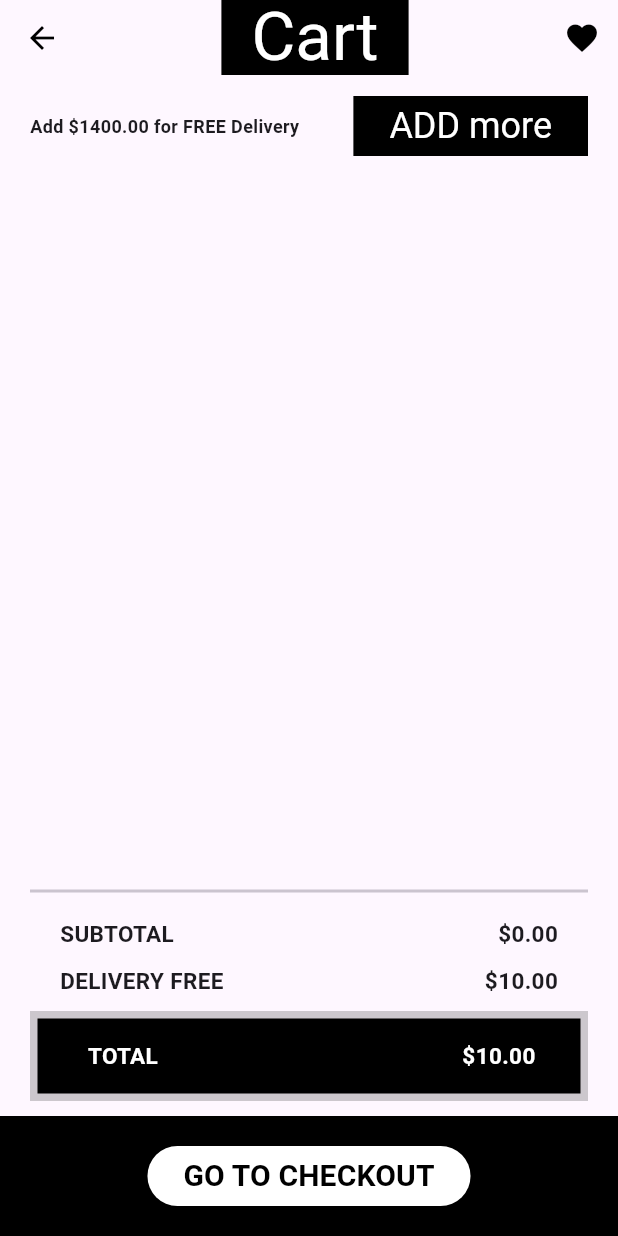
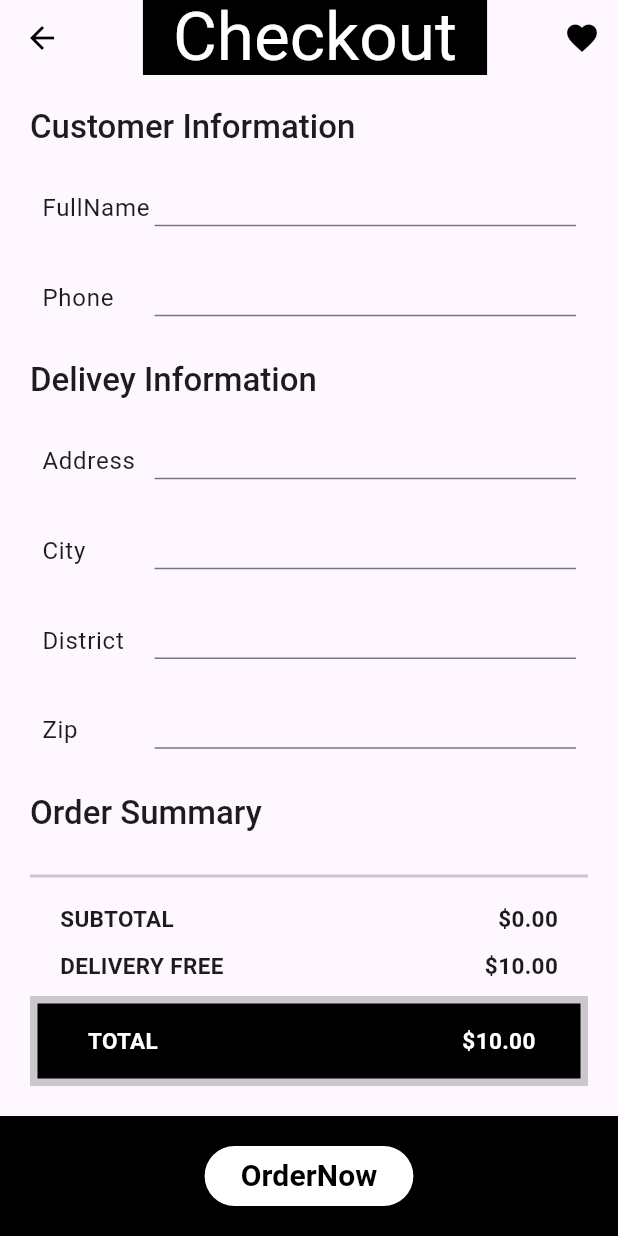
Before and after one commit to bavertalantimur/book_donate-flutter, a Flutter app: the CartScreen screen opened by its route, after a tap on "GO TO CHECKOUT", on a phone screen of 412 x 824 dp. Run offline on Flutter 3.47's test engine with Material 3 defaults, Android fonts, the phone set to English and light mode, and no system bars; our stand-ins replace bloc, carousel_slider, cloud_firestore, equatable, firebase_auth, firebase_core and 1 more; accounts and stored records are empty.

Commit message:
checkout screen and firebase process

```diff
--- /dev/null
+++ b/lib/blocs/checkout/checkout_bloc.dart
@@ -0,0 +1,90 @@
+import 'dart:async';
+
+import 'package:bloc/bloc.dart';
+import 'package:equatable/equatable.dart';
+import 'package:flutter_test_application/blocs/cart/cart_bloc.dart';
+import 'package:flutter_test_application/models/cart_model.dart';
+import 'package:flutter_test_application/models/models.dart';
+import 'package:flutter_test_application/repositories/checkout/checkout_repository.dart';
+
+part 'checkout_event.dart';
+part 'checkout_state.dart';
+
+class CheckoutBloc extends Bloc<CheckoutEvent, CheckoutState> {
+  final CartBloc _cartBloc;
+  final CheckoutRepository _checkoutRepository;
+  StreamSubscription? _cartSubscription;
+  StreamSubscription? _checkoutSubscription;
+
+  CheckoutBloc({
+    required CartBloc cartBloc,
+    required CheckoutRepository checkoutRepository,
+  })  : _cartBloc = cartBloc,
+        _checkoutRepository = checkoutRepository,
+        super(
+          cartBloc.state is CartLoaded
+              ? CheckoutLoaded(
+                  products: (cartBloc.state as CartLoaded).cart.products,
+                  deliveryFee:
+                      (cartBloc.state as CartLoaded).cart.deliveryFeeString,
+                  subtotal: (cartBloc.state as CartLoaded).cart.subtotalString,
+                  total: (cartBloc.state as CartLoaded).cart.totalString,
+                )
+              : CheckoutLoading(),
+        ) {
+    on<UpdateCheckout>(_onUpdateCheckout);
+    on<ConfirmCheckout>(_onConfirmCheckout);
+
+    _cartSubscription = _cartBloc.stream.listen(
+      (state) {
+        if (state is CartLoaded)
+          add(
+            UpdateCheckout(cart: state.cart),
+          );
+      },
+    );
+  }
+
+  void _onUpdateCheckout(
+    UpdateCheckout event,
+    Emitter<CheckoutState> emit,
+  ) {
+    if (this.state is CheckoutLoaded) {
+      final state = this.state as CheckoutLoaded;
+      emit(
+        CheckoutLoaded(
+          fullName: event.fullName ?? state.fullName,
+          phone: event.phone ?? state.phone,
+          products: event.cart?.products ?? state.products,
+          deliveryFee: event.cart?.deliveryFeeString ?? state.deliveryFee,
+          subtotal: event.cart?.subtotalString ?? state.subtotal,
+          total: event.cart?.totalString ?? state.total,
+          address: event.address ?? state.address,
+          city: event.city ?? state.city,
+          district: event.district ?? state.district,
+          zipCode: event.zipCode ?? state.zipCode,
+        ),
+      );
+    }
+  }
+
+  void _onConfirmCheckout(
+    ConfirmCheckout event,
+    Emitter<CheckoutState> emit,
+  ) async {
+    _checkoutSubscription?.cancel();
+    if (this.state is CheckoutLoaded) {
+      try {
+        await _checkoutRepository.addCheckout(event.checkout);
+        print('Done');
+        emit(CheckoutLoading());
+      } catch (_) {}
+    }
+  }
+
+  @override
+  Future<void> close() {
+    _cartSubscription?.cancel();
+    return super.close();
+  }
+}
--- /dev/null
+++ b/lib/blocs/checkout/checkout_event.dart
@@ -0,0 +1,48 @@
+part of 'checkout_bloc.dart';
+
+sealed class CheckoutEvent extends Equatable {
+  const CheckoutEvent();
+
+  @override
+  List<Object?> get props => [];
+}
+
+class UpdateCheckout extends CheckoutEvent {
+  final String? fullName;
+  final String? phone;
+  final String? address;
+  final String? city;
+  final String? district;
+  final String? zipCode;
+  final Cart? cart;
+
+  UpdateCheckout({
+    this.fullName,
+    this.phone,
+    this.address,
+    this.city,
+    this.district,
+    this.zipCode,
+    this.cart,
+  });
+
+  @override
+  List<Object?> get props => [
+        fullName,
+        phone,
+        address,
+        city,
+        district,
+        zipCode,
+        cart,
+      ];
+}
+
+class ConfirmCheckout extends CheckoutEvent {
+  final Checkout checkout;
+
+  const ConfirmCheckout({required this.checkout});
+
+  @override
+  List<Object?> get props => [checkout];
+}
--- /dev/null
+++ b/lib/blocs/checkout/checkout_state.dart
@@ -0,0 +1,60 @@
+part of 'checkout_bloc.dart';
+
+sealed class CheckoutState extends Equatable {
+  const CheckoutState();
+
+  @override
+  List<Object?> get props => [];
+}
+
+final class CheckoutLoading extends CheckoutState {}
+
+final class CheckoutLoaded extends CheckoutState {
+  final String? fullName;
+  final String? phone;
+  final String? address;
+  final String? city;
+  final String? district;
+  final String? zipCode;
+  final List<Product>? products;
+  final String? subtotal;
+  final String? deliveryFee;
+  final String? total;
+  final Checkout checkout;
+
+  CheckoutLoaded(
+      {this.fullName,
+      this.phone,
+      this.address,
+      this.city,
+      this.district,
+      this.zipCode,
+      this.products,
+      this.subtotal,
+      this.deliveryFee,
+      this.total})
+      : checkout = Checkout(
+            fullName: fullName,
+            phone: phone,
+            address: address,
+            city: city,
+            district: district,
+            zipCode: zipCode,
+            products: products,
+            subtotal: subtotal,
+            deliveryFee: deliveryFee,
+            total: total);
+  @override
+  List<Object?> get props => [
+        fullName,
+        phone,
+        address,
+        city,
+        district,
+        zipCode,
+        products,
+        subtotal,
+        deliveryFee,
+        total,
+      ];
+}
--- a/lib/config/app_router.dart
+++ b/lib/config/app_router.dart
@@ -19,7 +19,7 @@ class AppRouter {
         return WishListScreen.route();
       case CatalogScreen.routeName:
         return CatalogScreen.route(category: settings.arguments as Category);
-      case CheckoutScreen.routeName;
+      case CheckoutScreen.routeName:
         return CheckoutScreen.route();
       default:
         return _errorRoute();
--- a/lib/main.dart
+++ b/lib/main.dart
@@ -1,5 +1,6 @@
 import 'package:firebase_auth/firebase_auth.dart';
 import 'package:flutter_test_application/blocs/cart/cart_bloc.dart';
+import 'package:flutter_test_application/blocs/checkout/checkout_bloc.dart';
 import 'package:flutter_test_application/blocs/wishlist/wishlist_bloc.dart';
 import 'package:flutter_test_application/config/app_router.dart';
 import 'package:flutter_test_application/forgot_pw_page.dart';
@@ -8,6 +9,7 @@ import 'package:flutter_test_application/login_page.dart';
 import 'package:flutter/material.dart';
 
 import 'package:firebase_core/firebase_core.dart';
+import 'package:flutter_test_application/repositories/checkout/checkout_repository.dart';
 import 'package:flutter_test_application/screens/screens.dart';
 import 'package:flutter_test_application/sign_up.dart';
 import 'blocs/category/category_bloc.dart';
@@ -46,6 +48,12 @@ class MyApp extends StatelessWidget {
             productRepository: ProductRepository(),
           )..add(LoadProducts()),
         ),
+        BlocProvider(
+          create: (context) => CheckoutBloc(
+            cartBloc: context.read<CartBloc>(),
+            checkoutRepository: CheckoutRepository(),
+          ),
+        ),
       ],
       child: MaterialApp(
         title: 'Flutter Demo',
--- /dev/null
+++ b/lib/models/checkout_model.dart
@@ -0,0 +1,58 @@
+import 'package:equatable/equatable.dart';
+import 'package:flutter_test_application/models/models.dart';
+
+class Checkout extends Equatable {
+  final String? fullName;
+  final String? phone;
+  final String? address;
+  final String? city;
+  final String? district;
+  final String? zipCode;
+  final List<Product>? products;
+  final String? subtotal;
+  final String? deliveryFee;
+  final String? total;
+
+  Checkout(
+      {required this.fullName,
+      required this.phone,
+      required this.address,
+      required this.city,
+      required this.district,
+      required this.zipCode,
+      required this.products,
+      required this.subtotal,
+      required this.deliveryFee,
+      required this.total});
+
+  @override
+  List<Object?> get props => [
+        fullName,
+        phone,
+        address,
+        city,
+        district,
+        zipCode,
+        products,
+        subtotal,
+        deliveryFee,
+        total,
+      ];
+
+  Map<String, Object> toDocument() {
+    Map customerAddress = Map();
+    customerAddress['address'] = address;
+    customerAddress['city'] = city;
+    customerAddress['district'] = district;
+    customerAddress['zipCode'] = zipCode;
+    return {
+      'customerAddress': customerAddress,
+      'customerName': fullName!,
+      'customerPhone': phone!,
+      'products': products!.map((product) => product.name).toList(),
+      'subtotal': subtotal!,
+      'deliveryFee': deliveryFee!,
+      'total': total!
+    };
+  }
+}
--- a/lib/models/models.dart
+++ b/lib/models/models.dart
@@ -1,2 +1,3 @@
 export 'category_model.dart';
 export 'product_model.dart';
+export 'checkout_model.dart';
--- /dev/null
+++ b/lib/repositories/checkout/base_checkout_repository.dart
@@ -0,0 +1,5 @@
+import 'package:flutter_test_application/models/models.dart';
+
+abstract class BaseChekoutRepository {
+  Future<void> addCheckout(Checkout checkout);
+}
--- /dev/null
+++ b/lib/repositories/checkout/checkout_repository.dart
@@ -0,0 +1,13 @@
+import 'package:cloud_firestore/cloud_firestore.dart';
+import 'package:flutter_test_application/models/checkout_model.dart';
+import 'package:flutter_test_application/repositories/checkout/base_checkout_repository.dart';
+
+class CheckoutRepository extends BaseChekoutRepository {
+  final FirebaseFirestore _firebaseFirestore;
+  CheckoutRepository({FirebaseFirestore? firebaseFirestore})
+      : _firebaseFirestore = firebaseFirestore ?? FirebaseFirestore.instance;
+  @override
+  Future<void> addCheckout(Checkout checkout) {
+    return _firebaseFirestore.collection('checkout').add(checkout.toDocument());
+  }
+}
--- a/lib/screens/cart/cart_screen.dart
+++ b/lib/screens/cart/cart_screen.dart
@@ -34,7 +34,9 @@ class CartScreen extends StatelessWidget {
             children: [
               ElevatedButton(
                 style: ElevatedButton.styleFrom(primary: Colors.white),
-                onPressed: () {},
+                onPressed: () {
+                  Navigator.pushNamed(context, '/checkout');
+                },
                 child: const Text('GO TO CHECKOUT',
                     style: TextStyle(
                         color: Colors.black,
@@ -112,86 +114,7 @@ class CartScreen extends StatelessWidget {
                       ),
                     ],
                   ),
-                  Column(
-                    children: [
-                      const Divider(
-                        thickness: 2,
-                      ),
-                      Padding(
-                        padding:
-                            EdgeInsets.symmetric(horizontal: 20, vertical: 10),
-                        child: Column(
-                          children: [
-                            Row(
-                              mainAxisAlignment: MainAxisAlignment.spaceBetween,
-                              children: [
-                                const Text('SUBTOTAL',
-                                    style: TextStyle(
-                                        fontSize: 15,
-                                        fontWeight: FontWeight.bold)),
-                                Text('\$${state.cart.subtotalString}',
-                                    style: const TextStyle(
-                                        fontSize: 15,
-                                        fontWeight: FontWeight.bold)),
-                              ],
-                            ),
-                            const SizedBox(height: 10),
-                            Row(
-                              mainAxisAlignment: MainAxisAlignment.spaceBetween,
-                              children: [
-                                const Text('DELIVERY FREE',
-                                    style: TextStyle(
-                                        fontSize: 15,
-                                        fontWeight: FontWeight.bold)),
-                                Text('\$${state.cart.deliveryFeeString}',
-                                    style: const TextStyle(
-                                        fontSize: 15,
-                                        fontWeight: FontWeight.bold)),
-                              ],
-                            ),
-                          ],
-                        ),
-                      ),
-                      Stack(
-                        children: [
-                          Container(
-                            width: MediaQuery.of(context).size.width,
-                            height: 60,
-                            decoration: BoxDecoration(
-                              color: Colors.black.withAlpha(50),
-                            ),
-                          ),
-                          Container(
-                            width: MediaQuery.of(context).size.width,
-                            margin: const EdgeInsets.all(5.0),
-                            height: 50,
-                            decoration: const BoxDecoration(
-                              color: Colors.black,
-                            ),
-                            child: Padding(
-                              padding: EdgeInsets.symmetric(horizontal: 30),
-                              child: Row(
-                                mainAxisAlignment:
-                                    MainAxisAlignment.spaceBetween,
-                                children: [
-                                  const Text(' TOTAL',
-                                      style: TextStyle(
-                                          color: Colors.white,
-                                          fontSize: 15,
-                                          fontWeight: FontWeight.bold)),
-                                  Text('\$${state.cart.totalString}',
-                                      style: const TextStyle(
-                                          color: Colors.white,
-                                          fontSize: 15,
-                                          fontWeight: FontWeight.bold)),
-                                ],
-                              ),
-                            ),
-                          ),
-                        ],
-                      ),
-                    ],
-                  ),
+                  OrderSummary(),
                 ],
               ),
             );
--- /dev/null
+++ b/lib/screens/checkout/checkout_screen.dart
@@ -0,0 +1,162 @@
+import 'package:flutter/material.dart';
+import 'package:flutter_bloc/flutter_bloc.dart';
+import 'package:flutter_test_application/blocs/checkout/checkout_bloc.dart';
+
+import '/widgets/widgets.dart';
+
+class CheckoutScreen extends StatelessWidget {
+  static const String routeName = '/checkout';
+
+  static Route route() {
+    return MaterialPageRoute(
+      settings: const RouteSettings(name: routeName),
+      builder: (context) => CheckoutScreen(),
+    );
+  }
+
+  @override
+  Widget build(BuildContext context) {
+    return Scaffold(
+      appBar: const CustomAppBar(title: 'Checkout'),
+      bottomNavigationBar: BottomAppBar(
+        color: Colors.black,
+        child: BlocBuilder<CheckoutBloc, CheckoutState>(
+          builder: (context, state) {
+            if (state is CheckoutLoading) {
+              return Center(
+                child: CircularProgressIndicator(),
+              );
+            }
+            if (state is CheckoutLoaded) {
+              return Container(
+                height: 70,
+                child: Row(
+                  mainAxisAlignment: MainAxisAlignment.spaceEvenly,
+                  children: [
+                    ElevatedButton(
+                      style: ElevatedButton.styleFrom(primary: Colors.white),
+                      onPressed: () {
+                        context
+                            .read<CheckoutBloc>()
+                            .add(ConfirmCheckout(checkout: state.checkout));
+                      },
+                      child: const Text('OrderNow',
+                          style: TextStyle(
+                              color: Colors.black,
+                              fontSize: 20,
+                              fontWeight: FontWeight.bold)),
+                    ),
+                  ],
+                ),
+              );
+            } else {
+              return Text('Something went  Wrong');
+            }
+          },
+        ),
+      ),
+      body: Padding(
+        padding: const EdgeInsets.all(20.0),
+        child: BlocBuilder<CheckoutBloc, CheckoutState>(
+          builder: (context, state) {
+            if (state is CheckoutLoading) {
+              return Center(
+                child: CircularProgressIndicator(),
+              );
+            }
+            if (state is CheckoutLoaded) {
+              return Column(
+                mainAxisAlignment: MainAxisAlignment.spaceBetween,
+                crossAxisAlignment: CrossAxisAlignment.start,
+                children: [
+                  Text(
+                    'Customer Information',
+                    style: Theme.of(context).textTheme.headline5?.copyWith(
+                          fontWeight: FontWeight.w500,
+                          fontSize: 22,
+                        ),
+                  ),
+                  _buildTextFormField((value) {
+                    context
+                        .read<CheckoutBloc>()
+                        .add(UpdateCheckout(fullName: value));
+                  }, context, 'FullName'),
+                  _buildTextFormField((value) {
+                    context
+                        .read<CheckoutBloc>()
+                        .add(UpdateCheckout(phone: value));
+                  }, context, 'Phone'),
+                  Text(
+                    'Delivey Information',
+                    style: Theme.of(context).textTheme.headline5?.copyWith(
+                          fontWeight: FontWeight.w500,
+                          fontSize: 22,
+                        ),
+                  ),
+                  _buildTextFormField((value) {
+                    context
+                        .read<CheckoutBloc>()
+                        .add(UpdateCheckout(address: value));
+                  }, context, 'Address'),
+                  _buildTextFormField((value) {
+                    context
+                        .read<CheckoutBloc>()
+                        .add(UpdateCheckout(city: value));
+                  }, context, 'City'),
+                  _buildTextFormField((value) {
+                    context
+                        .read<CheckoutBloc>()
+                        .add(UpdateCheckout(district: value));
+                  }, context, 'District'),
+                  _buildTextFormField((value) {
+                    context
+                        .read<CheckoutBloc>()
+                        .add(UpdateCheckout(zipCode: value));
+                  }, context, 'Zip'),
+                  Text(
+                    'Order Summary',
+                    style: Theme.of(context).textTheme.headline5?.copyWith(
+                          fontWeight: FontWeight.w500,
+                          fontSize: 22,
+                        ),
+                  ),
+                  OrderSummary(),
+                ],
+              );
+            } else {
+              return Text('something wrong');
+            }
+          },
+        ),
+      ),
+    );
+  }
+
+  Padding _buildTextFormField(
+    Function(String)? onChanged,
+    BuildContext context,
+    String labelText,
+  ) {
+    return Padding(
+      padding: const EdgeInsets.all(8.0),
+      child: Row(
+        children: [
+          SizedBox(
+            width: 75,
+            child:
+                Text(labelText, style: Theme.of(context).textTheme.bodyText1),
+          ),
+          Expanded(
+              child: TextFormField(
+            onChanged: onChanged,
+            decoration: InputDecoration(
+                isDense: true,
+                contentPadding: const EdgeInsets.only(left: 10),
+                focusedBorder: UnderlineInputBorder(
+                    borderSide: BorderSide(color: Colors.black))),
+          ))
+        ],
+      ),
+    );
+  }
+}
--- a/lib/screens/screens.dart
+++ b/lib/screens/screens.dart
@@ -4,3 +4,4 @@ export 'catalog/catalog_screen.dart';
 export 'wishlist/wishlist_screen.dart';
 export 'product/product_screen.dart';
 export 'splash/splash_screen.dart';
+export 'checkout/checkout_screen.dart';
--- a/lib/widgets/custom_navbar.dart
+++ b/lib/widgets/custom_navbar.dart
@@ -1,7 +1,6 @@
 import 'package:firebase_auth/firebase_auth.dart';
-import 'package:firebase_core/firebase_core.dart';
+
 import 'package:flutter/material.dart';
-import 'package:flutter_test_application/screens/screens.dart';
 
 class CustomNavBar extends StatelessWidget {
   const CustomNavBar({
--- /dev/null
+++ b/lib/widgets/order_summary.dart
@@ -0,0 +1,93 @@
+import 'package:flutter/material.dart';
+import 'package:flutter_bloc/flutter_bloc.dart';
+import 'package:flutter_test_application/blocs/cart/cart_bloc.dart';
+
+class OrderSummary extends StatelessWidget {
+  const OrderSummary({super.key});
+
+  @override
+  Widget build(BuildContext context) {
+    return BlocBuilder<CartBloc, CartState>(
+      builder: (context, state) {
+        if (state is CartLoaded) {
+          return Column(
+            children: [
+              const Divider(
+                thickness: 2,
+              ),
+              Padding(
+                padding: EdgeInsets.symmetric(horizontal: 20, vertical: 10),
+                child: Column(
+                  children: [
+                    Row(
+                      mainAxisAlignment: MainAxisAlignment.spaceBetween,
+                      children: [
+                        const Text('SUBTOTAL',
+                            style: TextStyle(
+                                fontSize: 15, fontWeight: FontWeight.bold)),
+                        Text('\$${state.cart.subtotalString}',
+                            style: const TextStyle(
+                                fontSize: 15, fontWeight: FontWeight.bold)),
+                      ],
+                    ),
+                    const SizedBox(height: 10),
+                    Row(
+                      mainAxisAlignment: MainAxisAlignment.spaceBetween,
+                      children: [
+                        const Text('DELIVERY FREE',
+                            style: TextStyle(
+                                fontSize: 15, fontWeight: FontWeight.bold)),
+                        Text('\$${state.cart.deliveryFeeString}',
+                            style: const TextStyle(
+                                fontSize: 15, fontWeight: FontWeight.bold)),
+                      ],
+                    ),
+                  ],
+                ),
+              ),
+              Stack(
+                children: [
+                  Container(
+                    width: MediaQuery.of(context).size.width,
+                    height: 60,
+                    decoration: BoxDecoration(
+                      color: Colors.black.withAlpha(50),
+                    ),
+                  ),
+                  Container(
+                    width: MediaQuery.of(context).size.width,
+                    margin: const EdgeInsets.all(5.0),
+                    height: 50,
+                    decoration: const BoxDecoration(
+                      color: Colors.black,
+                    ),
+                    child: Padding(
+                      padding: EdgeInsets.symmetric(horizontal: 30),
+                      child: Row(
+                        mainAxisAlignment: MainAxisAlignment.spaceBetween,
+                        children: [
+                          const Text(' TOTAL',
+                              style: TextStyle(
+                                  color: Colors.white,
+                                  fontSize: 15,
+                                  fontWeight: FontWeight.bold)),
+                          Text('\$${state.cart.totalString}',
+                              style: const TextStyle(
+                                  color: Colors.white,
+                                  fontSize: 15,
+                                  fontWeight: FontWeight.bold)),
+                        ],
+                      ),
+                    ),
+                  ),
+                ],
+              ),
+            ],
+          );
+        } else {
+          return Text('somethin wrong');
+        }
+      },
+    );
+  }
+}
--- a/lib/widgets/widgets.dart
+++ b/lib/widgets/widgets.dart
@@ -5,3 +5,4 @@ export 'section_title.dart';
 export 'product_card.dart';
 export 'product_carousel.dart';
 export 'cart_product_card.dart';
+export 'order_summary.dart';
```
